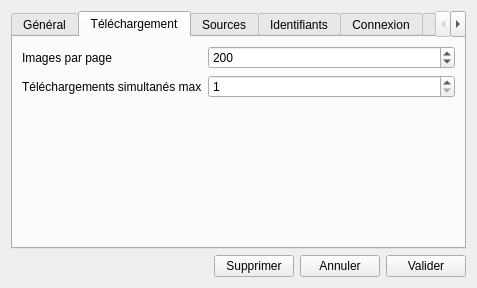
Qt form ui/sourcessettingswindow.ui (Bionus/imgbrd-grabber) before a commit.
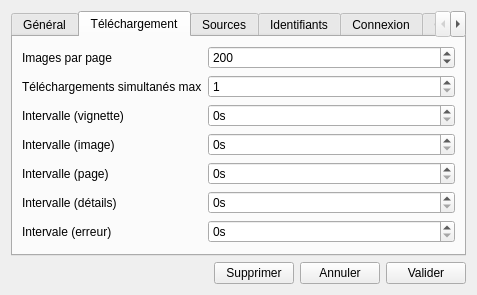
The same form after that commit. The open tabs and pages were chosen to show the change. Icons and pictures are not drawn.

Diff of the .ui file:
```diff
--- a/ui/sourcessettingswindow.ui
+++ b/ui/sourcessettingswindow.ui
@@ -223,6 +223,91 @@
          </property>
         </widget>
        </item>
+       <item row="2" column="0">
+        <widget class="QLabel" name="label_6">
+         <property name="text">
+          <string>Intervalle (vignette)</string>
+         </property>
+        </widget>
+       </item>
+       <item row="3" column="0">
+        <widget class="QLabel" name="label_7">
+         <property name="text">
+          <string>Intervalle (image)</string>
+         </property>
+        </widget>
+       </item>
+       <item row="4" column="0">
+        <widget class="QLabel" name="label_12">
+         <property name="text">
+          <string>Intervalle (page)</string>
+         </property>
+        </widget>
+       </item>
+       <item row="5" column="0">
+        <widget class="QLabel" name="label_13">
+         <property name="text">
+          <string>Intervalle (détails)</string>
+         </property>
+        </widget>
+       </item>
+       <item row="6" column="0">
+        <widget class="QLabel" name="label_14">
+         <property name="text">
+          <string>Intervale (erreur)</string>
+         </property>
+        </widget>
+       </item>
+       <item row="2" column="1">
+        <widget class="QSpinBox" name="spinThrottleThumbnail">
+         <property name="suffix">
+          <string>s</string>
+         </property>
+         <property name="maximum">
+          <number>3600</number>
+         </property>
+        </widget>
+       </item>
+       <item row="3" column="1">
+        <widget class="QSpinBox" name="spinThrottleImage">
+         <property name="suffix">
+          <string>s</string>
+         </property>
+         <property name="maximum">
+          <number>3600</number>
+         </property>
+        </widget>
+       </item>
+       <item row="4" column="1">
+        <widget class="QSpinBox" name="spinThrottlePage">
+         <property name="suffix">
+          <string>s</string>
+         </property>
+         <property name="maximum">
+          <number>3600</number>
+         </property>
+        </widget>
+       </item>
+       <item row="5" column="1">
+        <widget class="QSpinBox" name="spinThrottleDetails">
+         <property name="suffix">
+          <string>s</string>
+         </property>
+         <property name="maximum">
+          <number>3600</number>
+         </property>
+        </widget>
+       </item>
+       <item row="6" column="1">
+        <widget class="QSpinBox" name="spinThrottleRetry">
+         <property name="suffix">
+          <string>s</string>
+         </property>
+         <property name="maximum">
+          <number>3600</number>
+         </property>
+        </widget>
+       </item>
       </layout>
      </widget>
      <widget class="QWidget" name="tabSources">
```
Left out of the diff: 79 changed lines with no effect on the pictures.
